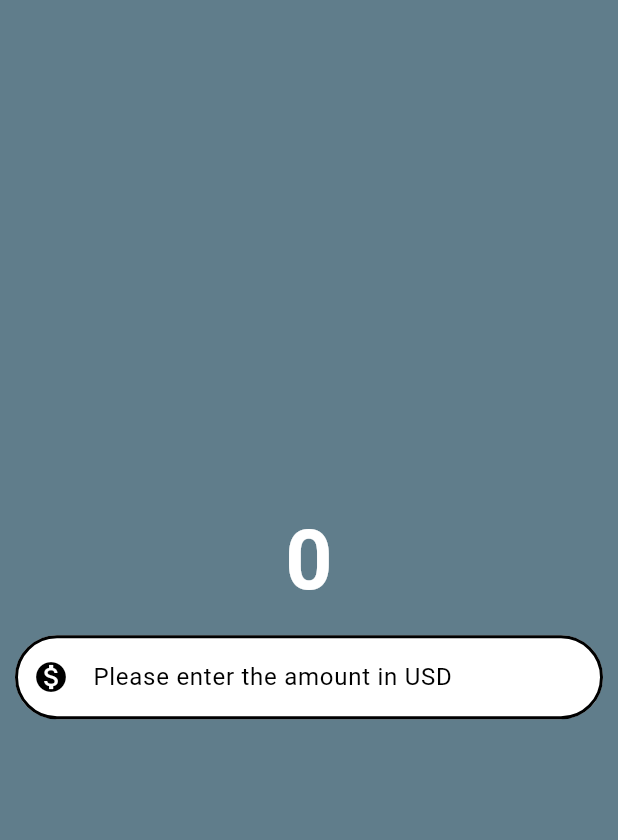
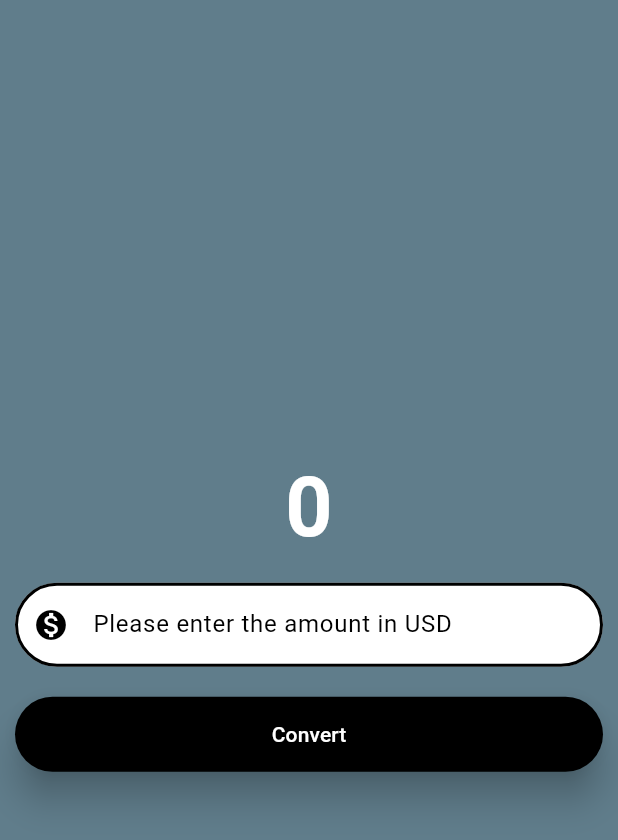
Before and after one commit to thelordzeus/Currency_Convertor, a Flutter app: the screen it shows after launch, on a phone screen of 412 x 824 dp. Shown: the top 840 px of the screen. Run offline on Flutter 3.47's test engine with Material 3 defaults, Android fonts, the phone set to English and light mode, and no system bars.

Commit message:
feat: added convert button and styles

```diff
--- a/lib/currency_convertor_material_page.dart
+++ b/lib/currency_convertor_material_page.dart
@@ -53,6 +53,23 @@ class CurrencyConvertorMaterialPage extends StatelessWidget {
                 ),
               ),
             ),
+            Padding(
+              padding: const EdgeInsets.all(10),
+              child: ElevatedButton(
+                onPressed: () {
+                  print('Button Clicked');
+                },
+                style: const ButtonStyle(
+                  elevation: WidgetStatePropertyAll(10),
+                  backgroundColor: WidgetStatePropertyAll(Colors.black),
+                  foregroundColor: WidgetStatePropertyAll(Colors.white),
+                  minimumSize: WidgetStatePropertyAll(
+                    Size(double.infinity, 50),
+                  ),
+                ),
+                child: const Text('Convert'),
+              ),
+            )
           ],
         ),
       ),
```
